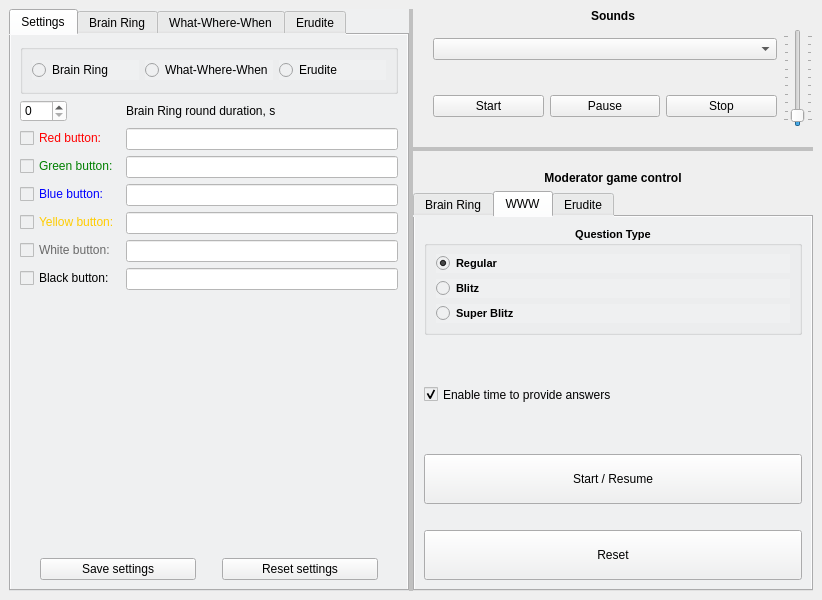
First picture: the form in ui/autogenerated/bs_qt6.ui, repository wake-lift/brain_system_desktop_app, before the edit.
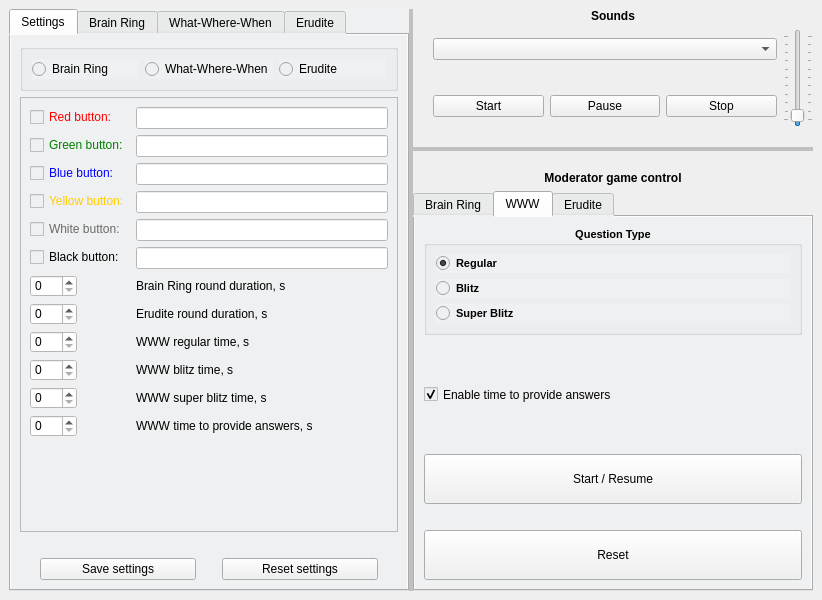
Second picture: the form after the edit. The open tabs and pages were chosen to show the change.

Commit message: Add erudite game business logic

```diff
--- a/ui/autogenerated/bs_qt6.ui
+++ b/ui/autogenerated/bs_qt6.ui
@@ -137,25 +137,23 @@
              </widget>
             </item>
             <item>
+             <widget class="QScrollArea" name="scrollArea">
+              <property name="widgetResizable">
+               <bool>true</bool>
+              </property>
+              <widget class="QWidget" name="scrollAreaWidgetContents">
+               <property name="geometry">
+                <rect>
+                 <x>0</x>
+                 <y>0</y>
+                 <width>344</width>
+                 <height>386</height>
+                </rect>
+               </property>
+               <layout class="QVBoxLayout" name="verticalLayout_15">
+                <item>
              <layout class="QFormLayout" name="formLayout">
               <item row="0" column="0">
-               <widget class="QSpinBox" name="brain_ring_round_duration_spin_box">
-                <property name="styleSheet">
-                 <string notr="true">background: white;</string>
-                </property>
-                <property name="maximum">
-                 <number>999</number>
-                </property>
-               </widget>
-              </item>
-              <item row="0" column="1">
-               <widget class="QLabel" name="brain_ring_round_time_setting_label">
-                <property name="text">
-                 <string>Brain Ring round duration, s</string>
-                </property>
-               </widget>
-              </item>
-              <item row="1" column="0">
                <widget class="QCheckBox" name="red_player_check_box">
                 <property name="styleSheet">
                  <string notr="true">QCheckBox {
@@ -167,7 +165,7 @@
                 </property>
                </widget>
               </item>
-              <item row="1" column="1">
+                  <item row="0" column="1">
                <widget class="QLineEdit" name="red_player_set_team_name_line_edit">
                 <property name="styleSheet">
                  <string notr="true">background: white;</string>
@@ -180,7 +178,7 @@
                 </property>
                </widget>
               </item>
-              <item row="2" column="0">
+                  <item row="1" column="0">
                <widget class="QCheckBox" name="green_player_check_box">
                 <property name="styleSheet">
                  <string notr="true">QCheckBox {
@@ -192,14 +190,14 @@
                 </property>
                </widget>
               </item>
-              <item row="2" column="1">
+                  <item row="1" column="1">
                <widget class="QLineEdit" name="green_player_set_team_name_line_edit">
                 <property name="styleSheet">
                  <string notr="true">background: white;</string>
                 </property>
                </widget>
               </item>
-              <item row="3" column="0">
+                  <item row="2" column="0">
                <widget class="QCheckBox" name="blue_player_check_box">
                 <property name="styleSheet">
                  <string notr="true">QCheckBox {
@@ -211,14 +209,14 @@
                 </property>
                </widget>
               </item>
-              <item row="3" column="1">
+                  <item row="2" column="1">
                <widget class="QLineEdit" name="blue_player_set_team_name_line_edit">
                 <property name="styleSheet">
                  <string notr="true">background: white;</string>
                 </property>
                </widget>
               </item>
-              <item row="4" column="0">
+                  <item row="3" column="0">
                <widget class="QCheckBox" name="yellow_player_check_box">
                 <property name="styleSheet">
                  <string notr="true">QCheckBox {
@@ -230,14 +228,14 @@
                 </property>
                </widget>
               </item>
-              <item row="4" column="1">
+                  <item row="3" column="1">
                <widget class="QLineEdit" name="yellow_player_set_team_name_line_edit">
                 <property name="styleSheet">
                  <string notr="true">background: white;</string>
                 </property>
                </widget>
               </item>
-              <item row="5" column="0">
+                  <item row="4" column="0">
                <widget class="QCheckBox" name="white_player_check_box">
                 <property name="styleSheet">
                  <string notr="true"> color:  #696969;</string>
@@ -247,28 +245,134 @@
                 </property>
                </widget>
               </item>
-              <item row="5" column="1">
+                  <item row="4" column="1">
                <widget class="QLineEdit" name="white_player_set_team_name_line_edit">
                 <property name="styleSheet">
                  <string notr="true">background: white;</string>
                 </property>
                </widget>
               </item>
-              <item row="6" column="0">
+                  <item row="5" column="0">
                <widget class="QCheckBox" name="black_player_check_box">
                 <property name="text">
                  <string>Black button:</string>
                 </property>
                </widget>
               </item>
-              <item row="6" column="1">
+                  <item row="5" column="1">
                <widget class="QLineEdit" name="black_player_set_team_name_line_edit">
                 <property name="styleSheet">
                  <string notr="true">background: white;</string>
                 </property>
                </widget>
               </item>
-             </layout>
+                  <item row="6" column="0">
+                   <widget class="QSpinBox" name="brain_ring_round_duration_spin_box">
+                    <property name="styleSheet">
+                     <string notr="true">background: white;</string>
+                    </property>
+                    <property name="maximum">
+                     <number>999</number>
+                    </property>
+                   </widget>
+                  </item>
+                  <item row="6" column="1">
+                   <widget class="QLabel" name="brain_ring_round_time_setting_label">
+                    <property name="text">
+                     <string>Brain Ring round duration, s</string>
+                    </property>
+                   </widget>
+                  </item>
+                  <item row="7" column="0">
+                   <widget class="QSpinBox" name="erudite_round_duration_spin_box">
+                    <property name="styleSheet">
+                     <string notr="true">background: white;</string>
+                    </property>
+                    <property name="maximum">
+                     <number>999</number>
+                    </property>
+                   </widget>
+                  </item>
+                  <item row="7" column="1">
+                   <widget class="QLabel" name="erudite_round_time_setting_label">
+                    <property name="text">
+                     <string>Erudite round duration, s</string>
+                    </property>
+                   </widget>
+                  </item>
+                  <item row="8" column="1">
+                   <widget class="QLabel" name="www_regular_time_setting_label">
+                    <property name="text">
+                     <string>WWW regular time, s</string>
+                    </property>
+                   </widget>
+                  </item>
+                  <item row="8" column="0">
+                   <widget class="QSpinBox" name="www_regular_time_spin_box">
+                    <property name="styleSheet">
+                     <string notr="true">background: white;</string>
+                    </property>
+                    <property name="maximum">
+                     <number>999</number>
+                    </property>
+                   </widget>
+                  </item>
+                  <item row="9" column="1">
+                   <widget class="QLabel" name="www_blitz_time_setting_label">
+                    <property name="text">
+                     <string>WWW blitz time, s</string>
+                    </property>
+                   </widget>
+                  </item>
+                  <item row="9" column="0">
+                   <widget class="QSpinBox" name="www_blitz_time_spin_box">
+                    <property name="styleSheet">
+                     <string notr="true">background: white;</string>
+                    </property>
+                    <property name="maximum">
+                     <number>999</number>
+                    </property>
+                   </widget>
+                  </item>
+                  <item row="10" column="1">
+                   <widget class="QLabel" name="www_super_blitz_time_setting_label">
+                    <property name="text">
+                     <string>WWW super blitz time, s</string>
+                    </property>
+                   </widget>
+                  </item>
+                  <item row="10" column="0">
+                   <widget class="QSpinBox" name="www_super_blitz_time_spin_box">
+                    <property name="styleSheet">
+                     <string notr="true">background: white;</string>
+                    </property>
+                    <property name="maximum">
+                     <number>999</number>
+                    </property>
+                   </widget>
+                  </item>
+                  <item row="11" column="1">
+                   <widget class="QLabel" name="www_time_to_provide_answers_setting_label">
+                    <property name="text">
+                     <string>WWW time to provide answers, s</string>
+                    </property>
+                   </widget>
+                  </item>
+                  <item row="11" column="0">
+                   <widget class="QSpinBox" name="www_time_to_provide_answers_spin_box">
+                    <property name="styleSheet">
+                     <string notr="true">background: white;</string>
+                    </property>
+                    <property name="maximum">
+                     <number>999</number>
+                    </property>
+                   </widget>
+                  </item>
+                 </layout>
+                </item>
+               </layout>
+              </widget>
+             </widget>
             </item>
             <item>
              <spacer name="settings_tab_horizontal_spacer">
```
Left out of the diff: 8 changed lines with no effect on the pictures. Lines whose indentation alone changed are shown as unchanged. The commit also changes 11 other files.
